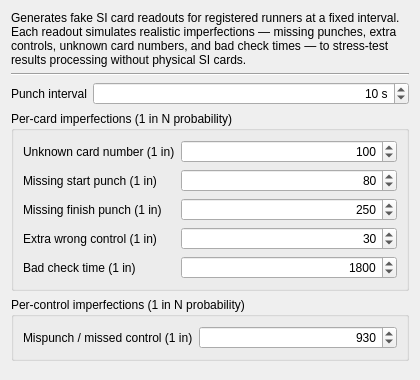
Old version of the form quickevent/app/quickevent/plugins/Event/src/services/punchingtest/punchingtestservicewidget.ui in the repository Quick-Box/quickevent.
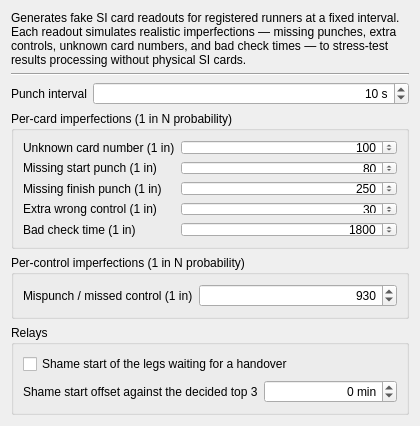
New version of the form.

Commit message: feat(punchingtest): support for relays

The edit to the form file:
```diff
--- a/quickevent/app/quickevent/plugins/Event/src/services/punchingtest/punchingtestservicewidget.ui
+++ b/quickevent/app/quickevent/plugins/Event/src/services/punchingtest/punchingtestservicewidget.ui
@@ -220,6 +220,51 @@
      </layout>
     </widget>
    </item>
+   <item>
+    <widget class="QGroupBox" name="grpRelays">
+     <property name="title">
+      <string>Relays</string>
+     </property>
+     <layout class="QFormLayout" name="formRelays">
+      <item row="0" column="0" colspan="2">
+       <widget class="QCheckBox" name="cbxShameStartEnabled">
+        <property name="text">
+         <string>Shame start of the legs waiting for a handover</string>
+        </property>
+        <property name="toolTip">
+         <string>Announced for the whole event once the top 3 positions are decided in every class</string>
+        </property>
+       </widget>
+      </item>
+      <item row="1" column="0">
+       <widget class="QLabel" name="lblShameStartOffsetMin">
+        <property name="text">
+         <string>Shame start offset against the decided top 3</string>
+        </property>
+       </widget>
+      </item>
+      <item row="1" column="1">
+       <widget class="QSpinBox" name="edShameStartOffsetMin">
+        <property name="alignment">
+         <set>Qt::AlignRight|Qt::AlignTrailing|Qt::AlignVCenter</set>
+        </property>
+        <property name="toolTip">
+         <string>Shifts the shame start against the moment the top 3 positions are decided: 0 announces it right at that moment, a positive value later, a negative value earlier.</string>
+        </property>
+        <property name="suffix">
+         <string> min</string>
+        </property>
+        <property name="minimum">
+         <number>-600</number>
+        </property>
+        <property name="maximum">
+         <number>600</number>
+        </property>
+       </widget>
+      </item>
+     </layout>
+    </widget>
+   </item>
    <item>
     <spacer name="verticalSpacer">
      <property name="orientation">
```
Left out of the diff: 2 changed lines with no effect on the pictures. The commit also changes 4 other files.
